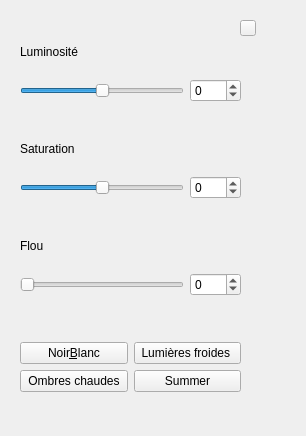
The window that filterarea.ui (NesrineGhannay/ImagEdit) describes before a commit, drawn with Qt 5.
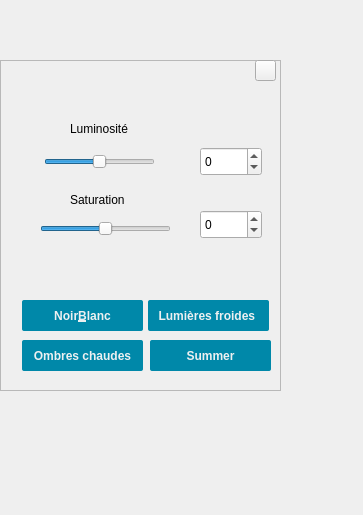
The same window after the commit. Icons and pictures are not drawn.

The edit to the form file:
```diff
--- a/filterarea.ui
+++ b/filterarea.ui
@@ -6,243 +6,261 @@
    <rect>
     <x>0</x>
     <y>0</y>
-    <width>306</width>
-    <height>436</height>
+    <width>363</width>
+    <height>515</height>
    </rect>
   </property>
   <property name="windowTitle">
    <string>Form</string>
   </property>
-  <widget class="QWidget" name="layoutWidget">
+  <widget class="QFrame" name="frame">
    <property name="geometry">
     <rect>
-     <x>20</x>
-     <y>31</y>
-     <width>221</width>
-     <height>361</height>
+     <x>0</x>
+     <y>60</y>
+     <width>281</width>
+     <height>331</height>
     </rect>
    </property>
-   <layout class="QGridLayout" name="gridLayout_2">
-    <item row="0" column="0">
-     <layout class="QVBoxLayout" name="verticalLayout_4">
-      <item>
-       <layout class="QVBoxLayout" name="verticalLayout">
-        <item>
-         <widget class="QLabel" name="luminositeText">
-          <property name="text">
-           <string>Luminosité</string>
-          </property>
-         </widget>
-        </item>
-        <item>
-         <layout class="QHBoxLayout" name="horizontalLayout">
-          <item>
-           <widget class="QSlider" name="luminositeSlider">
-            <property name="minimum">
-             <number>-100</number>
-            </property>
-            <property name="maximum">
-             <number>100</number>
-            </property>
-            <property name="orientation">
-             <enum>Qt::Horizontal</enum>
-            </property>
-           </widget>
-          </item>
-          <item>
-           <widget class="QSpinBox" name="luminositeBox">
-            <property name="minimum">
-             <number>-100</number>
-            </property>
-            <property name="maximum">
-             <number>100</number>
-            </property>
-           </widget>
-          </item>
-         </layout>
-        </item>
-       </layout>
-      </item>
-      <item>
-       <spacer name="horizontalSpacer">
-        <property name="orientation">
-         <enum>Qt::Horizontal</enum>
-        </property>
-        <property name="sizeHint" stdset="0">
-         <size>
-          <width>198</width>
-          <height>20</height>
-         </size>
-        </property>
-       </spacer>
-      </item>
-      <item>
-       <layout class="QVBoxLayout" name="verticalLayout_3">
-        <item>
-         <widget class="QLabel" name="saturationText">
-          <property name="text">
-           <string>Saturation</string>
-          </property>
-         </widget>
-        </item>
-        <item>
-         <layout class="QHBoxLayout" name="horizontalLayout_2">
-          <item>
-           <widget class="QSlider" name="saturationSlider">
-            <property name="minimum">
-             <number>-100</number>
-            </property>
-            <property name="maximum">
-             <number>100</number>
-            </property>
-            <property name="orientation">
-             <enum>Qt::Horizontal</enum>
-            </property>
-           </widget>
-          </item>
-          <item>
-           <widget class="QSpinBox" name="saturationNumber">
-            <property name="minimum">
-             <number>-100</number>
-            </property>
-            <property name="maximum">
-             <number>100</number>
-            </property>
-           </widget>
-          </item>
-         </layout>
-        </item>
-       </layout>
-      </item>
-      <item>
-       <spacer name="horizontalSpacer_2">
-        <property name="orientation">
-         <enum>Qt::Horizontal</enum>
-        </property>
-        <property name="sizeHint" stdset="0">
-         <size>
-          <width>198</width>
-          <height>20</height>
-         </size>
-        </property>
-       </spacer>
-      </item>
-      <item>
-       <layout class="QVBoxLayout" name="verticalLayout_2">
-        <item>
-         <widget class="QLabel" name="blurText">
-          <property name="text">
-           <string>Flou</string>
-          </property>
-         </widget>
-        </item>
-        <item>
-         <layout class="QHBoxLayout" name="horizontalLayout_3">
-          <item>
-           <widget class="QSlider" name="blurSlider">
-            <property name="minimum">
-             <number>0</number>
-            </property>
-            <property name="maximum">
-             <number>100</number>
-            </property>
-            <property name="orientation">
-             <enum>Qt::Horizontal</enum>
-            </property>
-           </widget>
-          </item>
-          <item>
-           <widget class="QSpinBox" name="blurBox">
-            <property name="minimum">
-             <number>-100</number>
-            </property>
-            <property name="maximum">
-             <number>100</number>
-            </property>
-           </widget>
-          </item>
-         </layout>
-        </item>
-       </layout>
-      </item>
-      <item>
-       <spacer name="horizontalSpacer_3">
-        <property name="orientation">
-         <enum>Qt::Horizontal</enum>
-        </property>
-        <property name="sizeHint" stdset="0">
-         <size>
-          <width>198</width>
-          <height>20</height>
-         </size>
-        </property>
-       </spacer>
-      </item>
-     </layout>
-    </item>
-    <item row="1" column="0">
-     <spacer name="horizontalSpacer_4">
-      <property name="orientation">
-       <enum>Qt::Horizontal</enum>
-      </property>
-      <property name="sizeHint" stdset="0">
-       <size>
-        <width>188</width>
-        <height>20</height>
-       </size>
-      </property>
-     </spacer>
-    </item>
-    <item row="2" column="0">
-     <layout class="QGridLayout" name="gridLayout">
-      <item row="0" column="1">
-       <widget class="QPushButton" name="LumFroidesFilterButton">
-        <property name="text">
-         <string>Lumières froides </string>
-        </property>
-       </widget>
-      </item>
-      <item row="1" column="1">
-       <widget class="QPushButton" name="SummerFiltreButton">
-        <property name="text">
-         <string>Summer</string>
-        </property>
-       </widget>
-      </item>
-      <item row="1" column="0">
-       <widget class="QPushButton" name="OmbresChaudesFilterButton">
-        <property name="text">
-         <string>Ombres chaudes</string>
-        </property>
-       </widget>
-      </item>
-      <item row="0" column="0">
-       <widget class="QPushButton" name="NbFilterButton">
-        <property name="text">
-         <string>Noir&amp;Blanc</string>
-        </property>
-       </widget>
-      </item>
-     </layout>
-    </item>
-   </layout>
-  </widget>
-  <widget class="QPushButton" name="pushButton">
-   <property name="geometry">
-    <rect>
-     <x>240</x>
-     <y>20</y>
-     <width>16</width>
-     <height>16</height>
-    </rect>
+   <property name="frameShape">
+    <enum>QFrame::StyledPanel</enum>
    </property>
-   <property name="text">
-    <string/>
+   <property name="frameShadow">
+    <enum>QFrame::Raised</enum>
    </property>
-   <property name="icon">
-    <iconset resource="Ressources.qrc">
-     <normaloff>:/cancel.png</normaloff>:/cancel.png</iconset>
-   </property>
+   <widget class="QLabel" name="saturationText">
+    <property name="geometry">
+     <rect>
+      <x>70</x>
+      <y>130</y>
+      <width>68</width>
+      <height>20</height>
+     </rect>
+    </property>
+    <property name="text">
+     <string>Saturation</string>
+    </property>
+   </widget>
+   <widget class="QSlider" name="luminositeSlider">
+    <property name="geometry">
+     <rect>
+      <x>44</x>
+      <y>92</y>
+      <width>111</width>
+      <height>20</height>
+     </rect>
+    </property>
+    <property name="minimum">
+     <number>-100</number>
+    </property>
+    <property name="maximum">
+     <number>100</number>
+    </property>
+    <property name="orientation">
+     <enum>Qt::Horizontal</enum>
+    </property>
+   </widget>
+   <widget class="QSpinBox" name="luminositeBox">
+    <property name="geometry">
+     <rect>
+      <x>200</x>
+      <y>87</y>
+      <width>62</width>
+      <height>29</height>
+     </rect>
+    </property>
+    <property name="minimum">
+     <number>-100</number>
+    </property>
+    <property name="maximum">
+     <number>100</number>
+    </property>
+   </widget>
+   <widget class="QPushButton" name="LumFroidesFilterButton">
+    <property name="geometry">
+     <rect>
+      <x>148</x>
+      <y>240</y>
+      <width>121</width>
+      <height>31</height>
+     </rect>
+    </property>
+    <property name="styleSheet">
+     <string notr="true">QPushButton {
+	font-family: &quot;Montserrat&quot;, sans-serif;
+	font-weight: 500;
+	color: #edf0f1;
+	background-color: rgba(0, 136, 169, 1);
+	border-radius: 2px;
+}
+
+
+QPushButton::pressed {
+	border: 2px solid #00f;
+}
+
+
+</string>
+    </property>
+    <property name="text">
+     <string>Lumières froides </string>
+    </property>
+   </widget>
+   <widget class="QLabel" name="luminositeText">
+    <property name="geometry">
+     <rect>
+      <x>70</x>
+      <y>59</y>
+      <width>72</width>
+      <height>20</height>
+     </rect>
+    </property>
+    <property name="text">
+     <string>Luminosité</string>
+    </property>
+   </widget>
+   <widget class="QPushButton" name="NbFilterButton">
+    <property name="geometry">
+     <rect>
+      <x>22</x>
+      <y>240</y>
+      <width>121</width>
+      <height>31</height>
+     </rect>
+    </property>
+    <property name="styleSheet">
+     <string notr="true">QPushButton {
+	font-family: &quot;Montserrat&quot;, sans-serif;
+	font-weight: 500;
+	color: #edf0f1;
+	background-color: rgba(0, 136, 169, 1);
+	border-radius: 2px;
+}
+
+
+QPushButton::pressed {
+	border: 2px solid #00f;
+}
+
+
+</string>
+    </property>
+    <property name="text">
+     <string>Noir&amp;Blanc</string>
+    </property>
+   </widget>
+   <widget class="QPushButton" name="OmbresChaudesFilterButton">
+    <property name="geometry">
+     <rect>
+      <x>22</x>
+      <y>280</y>
+      <width>121</width>
+      <height>31</height>
+     </rect>
+    </property>
+    <property name="styleSheet">
+     <string notr="true">QPushButton {
+	font-family: &quot;Montserrat&quot;, sans-serif;
+	font-weight: 500;
+	color: #edf0f1;
+	background-color: rgba(0, 136, 169, 1);
+	border-radius: 2px;
+}
+
+
+QPushButton::pressed {
+	border: 2px solid #00f;
+}
+
+
+</string>
+    </property>
+    <property name="text">
+     <string>Ombres chaudes</string>
+    </property>
+   </widget>
+   <widget class="QSlider" name="saturationSlider">
+    <property name="geometry">
+     <rect>
+      <x>40</x>
+      <y>160</y>
+      <width>131</width>
+      <height>18</height>
+     </rect>
+    </property>
+    <property name="minimum">
+     <number>-100</number>
+    </property>
+    <property name="maximum">
+     <number>100</number>
+    </property>
+    <property name="orientation">
+     <enum>Qt::Horizontal</enum>
+    </property>
+   </widget>
+   <widget class="QPushButton" name="SummerFiltreButton">
+    <property name="geometry">
+     <rect>
+      <x>150</x>
+      <y>280</y>
+      <width>121</width>
+      <height>31</height>
+     </rect>
+    </property>
+    <property name="styleSheet">
+     <string notr="true">QPushButton {
+	font-family: &quot;Montserrat&quot;, sans-serif;
+	font-weight: 500;
+	color: #edf0f1;
+	background-color: rgba(0, 136, 169, 1);
+	border-radius: 2px;
+}
+
+
+QPushButton::pressed {
+	border: 2px solid #00f;
+}
+
+
+</string>
+    </property>
+    <property name="text">
+     <string>Summer</string>
+    </property>
+   </widget>
+   <widget class="QSpinBox" name="saturationNumber">
+    <property name="geometry">
+     <rect>
+      <x>200</x>
+      <y>150</y>
+      <width>62</width>
+      <height>29</height>
+     </rect>
+    </property>
+    <property name="minimum">
+     <number>-100</number>
+    </property>
+    <property name="maximum">
+     <number>100</number>
+    </property>
+   </widget>
+   <widget class="QPushButton" name="pushButton">
+    <property name="geometry">
+     <rect>
+      <x>255</x>
+      <y>0</y>
+      <width>21</width>
+      <height>21</height>
+     </rect>
+    </property>
+    <property name="text">
+     <string/>
+    </property>
+    <property name="icon">
+     <iconset resource="Ressources.qrc">
+      <normaloff>:/cancel.png</normaloff>:/cancel.png</iconset>
+    </property>
+   </widget>
   </widget>
  </widget>
  <resources>
```
Left out of the diff: 99 changed lines with no effect on the pictures.
